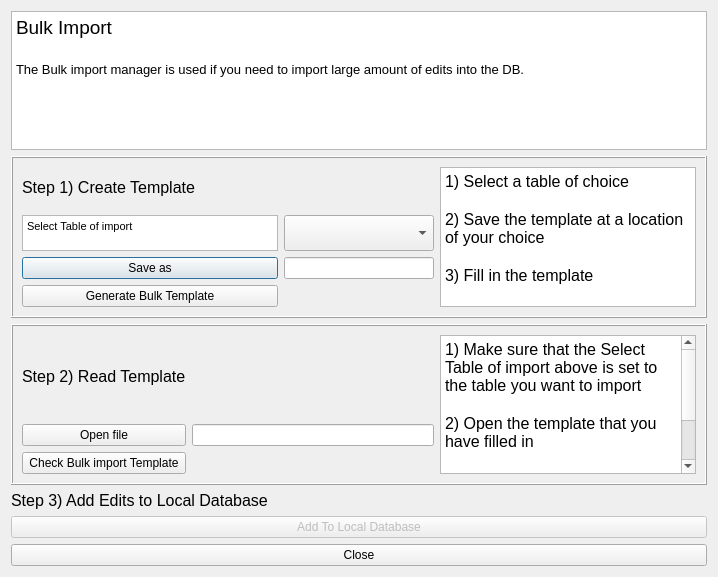
The window that tabs/bulk_import.ui (gusbacos/suews_database_manager) describes before a commit, drawn with Qt 5.
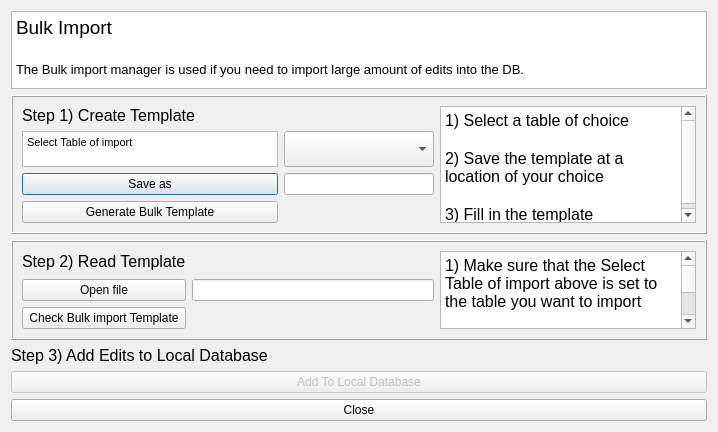
The same window after the commit.

Diff of the .ui file:
```diff
--- a/tabs/bulk_import.ui
+++ b/tabs/bulk_import.ui
@@ -7,7 +7,7 @@
     <x>0</x>
     <y>0</y>
     <width>718</width>
-    <height>577</height>
+    <height>432</height>
    </rect>
   </property>
   <property name="windowTitle">
@@ -26,7 +26,7 @@
       <string>&lt;!DOCTYPE HTML PUBLIC &quot;-//W3C//DTD HTML 4.0//EN&quot; &quot;http://www.w3.org/TR/REC-html40/strict.dtd&quot;&gt;
 &lt;html&gt;&lt;head&gt;&lt;meta name=&quot;qrichtext&quot; content=&quot;1&quot; /&gt;&lt;style type=&quot;text/css&quot;&gt;
 p, li { white-space: pre-wrap; }
-&lt;/style&gt;&lt;/head&gt;&lt;body style=&quot; font-family:'MS Shell Dlg 2'; font-size:8.25pt; font-weight:400; font-style:normal;&quot;&gt;
+&lt;/style&gt;&lt;/head&gt;&lt;body style=&quot; font-family:'MS Shell Dlg 2'; font-size:9.75pt; font-weight:400; font-style:normal;&quot;&gt;
 &lt;p style=&quot; margin-top:0px; margin-bottom:0px; margin-left:0px; margin-right:0px; -qt-block-indent:0; text-indent:0px;&quot;&gt;&lt;span style=&quot; font-size:14pt;&quot;&gt;Bulk Import&lt;/span&gt;&lt;/p&gt;
 &lt;p style=&quot;-qt-paragraph-type:empty; margin-top:0px; margin-bottom:0px; margin-left:0px; margin-right:0px; -qt-block-indent:0; text-indent:0px; font-size:14pt;&quot;&gt;&lt;br /&gt;&lt;/p&gt;
 &lt;p style=&quot; margin-top:0px; margin-bottom:0px; margin-left:0px; margin-right:0px; -qt-block-indent:0; text-indent:0px;&quot;&gt;&lt;span style=&quot; font-size:10pt;&quot;&gt;The Bulk import manager is used if you need to import large amount of edits into the DB. &lt;/span&gt;&lt;/p&gt;&lt;/body&gt;&lt;/html&gt;</string>
@@ -60,8 +60,8 @@
          <string>&lt;!DOCTYPE HTML PUBLIC &quot;-//W3C//DTD HTML 4.0//EN&quot; &quot;http://www.w3.org/TR/REC-html40/strict.dtd&quot;&gt;
 &lt;html&gt;&lt;head&gt;&lt;meta name=&quot;qrichtext&quot; content=&quot;1&quot; /&gt;&lt;style type=&quot;text/css&quot;&gt;
 p, li { white-space: pre-wrap; }
-&lt;/style&gt;&lt;/head&gt;&lt;body style=&quot; font-family:'MS Shell Dlg 2'; font-size:8.25pt; font-weight:400; font-style:normal;&quot;&gt;
-&lt;p style=&quot; margin-top:0px; margin-bottom:0px; margin-left:0px; margin-right:0px; -qt-block-indent:0; text-indent:0px;&quot;&gt;Select Table of import&lt;/p&gt;&lt;/body&gt;&lt;/html&gt;</string>
+&lt;/style&gt;&lt;/head&gt;&lt;body style=&quot; font-family:'MS Shell Dlg 2'; font-size:9.75pt; font-weight:400; font-style:normal;&quot;&gt;
+&lt;p style=&quot; margin-top:0px; margin-bottom:0px; margin-left:0px; margin-right:0px; -qt-block-indent:0; text-indent:0px;&quot;&gt;&lt;span style=&quot; font-size:8.25pt;&quot;&gt;Select Table of import&lt;/span&gt;&lt;/p&gt;&lt;/body&gt;&lt;/html&gt;</string>
         </property>
        </widget>
       </item>
@@ -128,7 +128,7 @@
          <string>&lt;!DOCTYPE HTML PUBLIC &quot;-//W3C//DTD HTML 4.0//EN&quot; &quot;http://www.w3.org/TR/REC-html40/strict.dtd&quot;&gt;
 &lt;html&gt;&lt;head&gt;&lt;meta name=&quot;qrichtext&quot; content=&quot;1&quot; /&gt;&lt;style type=&quot;text/css&quot;&gt;
 p, li { white-space: pre-wrap; }
-&lt;/style&gt;&lt;/head&gt;&lt;body style=&quot; font-family:'MS Shell Dlg 2'; font-size:8.25pt; font-weight:400; font-style:normal;&quot;&gt;
+&lt;/style&gt;&lt;/head&gt;&lt;body style=&quot; font-family:'MS Shell Dlg 2'; font-size:9.75pt; font-weight:400; font-style:normal;&quot;&gt;
 &lt;p style=&quot; margin-top:0px; margin-bottom:0px; margin-left:0px; margin-right:0px; -qt-block-indent:0; text-indent:0px;&quot;&gt;&lt;span style=&quot; font-size:12pt;&quot;&gt;1) Select a table of choice&lt;/span&gt;&lt;/p&gt;
 &lt;p style=&quot;-qt-paragraph-type:empty; margin-top:0px; margin-bottom:0px; margin-left:0px; margin-right:0px; -qt-block-indent:0; text-indent:0px; font-size:12pt;&quot;&gt;&lt;br /&gt;&lt;/p&gt;
 &lt;p style=&quot; margin-top:0px; margin-bottom:0px; margin-left:0px; margin-right:0px; -qt-block-indent:0; text-indent:0px;&quot;&gt;&lt;span style=&quot; font-size:12pt;&quot;&gt;2) Save the template at a location of your choice&lt;/span&gt;&lt;/p&gt;
@@ -166,7 +166,7 @@
          <string>&lt;!DOCTYPE HTML PUBLIC &quot;-//W3C//DTD HTML 4.0//EN&quot; &quot;http://www.w3.org/TR/REC-html40/strict.dtd&quot;&gt;
 &lt;html&gt;&lt;head&gt;&lt;meta name=&quot;qrichtext&quot; content=&quot;1&quot; /&gt;&lt;style type=&quot;text/css&quot;&gt;
 p, li { white-space: pre-wrap; }
-&lt;/style&gt;&lt;/head&gt;&lt;body style=&quot; font-family:'MS Shell Dlg 2'; font-size:8.25pt; font-weight:400; font-style:normal;&quot;&gt;
+&lt;/style&gt;&lt;/head&gt;&lt;body style=&quot; font-family:'MS Shell Dlg 2'; font-size:9.75pt; font-weight:400; font-style:normal;&quot;&gt;
 &lt;p style=&quot; margin-top:0px; margin-bottom:0px; margin-left:0px; margin-right:0px; -qt-block-indent:0; text-indent:0px;&quot;&gt;&lt;span style=&quot; font-size:12pt;&quot;&gt;1) Make sure that the Select Table of import above is set to the table you want to import&lt;/span&gt;&lt;/p&gt;
 &lt;p style=&quot;-qt-paragraph-type:empty; margin-top:0px; margin-bottom:0px; margin-left:0px; margin-right:0px; -qt-block-indent:0; text-indent:0px; font-size:12pt;&quot;&gt;&lt;br /&gt;&lt;/p&gt;
 &lt;p style=&quot; margin-top:0px; margin-bottom:0px; margin-left:0px; margin-right:0px; -qt-block-indent:0; text-indent:0px;&quot;&gt;&lt;span style=&quot; font-size:12pt;&quot;&gt;2) Open the template that you have filled in&lt;/span&gt;&lt;/p&gt;
```
